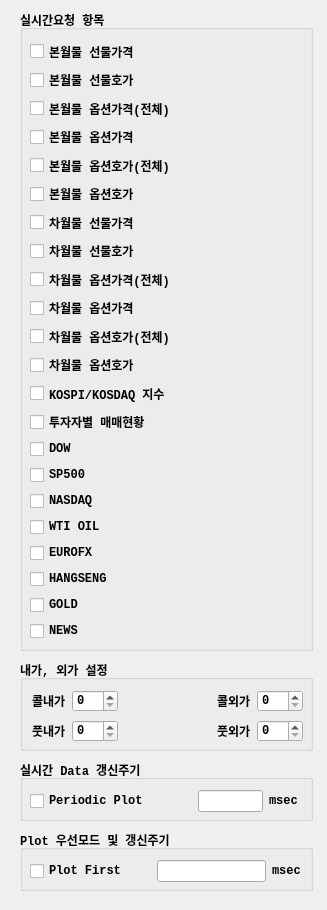
This is UI/realtimeitem.ui in skygoldfish/SkyBot as Qt 5 draws it before an edit. The edited form follows.
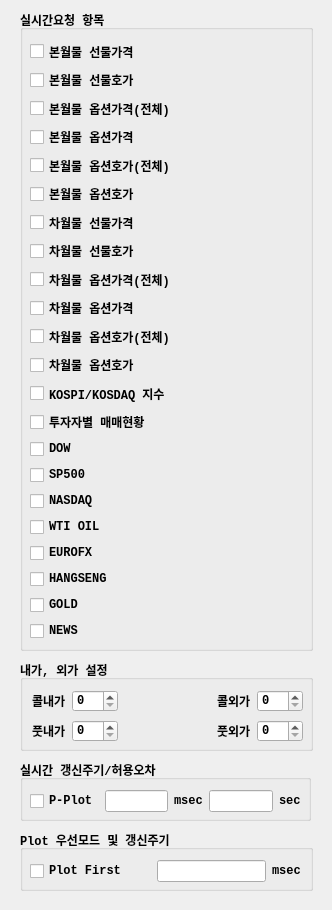
This is the edited form.

Commit message: 소스정리

```diff
--- a/UI/realtimeitem.ui
+++ b/UI/realtimeitem.ui
@@ -6,7 +6,7 @@
    <rect>
     <x>0</x>
     <y>0</y>
-    <width>327</width>
+    <width>332</width>
     <height>910</height>
    </rect>
   </property>
@@ -444,7 +444,7 @@
     <rect>
      <x>20</x>
      <y>760</y>
-     <width>293</width>
+     <width>291</width>
      <height>61</height>
     </rect>
    </property>
@@ -456,9 +456,9 @@
     </font>
    </property>
    <property name="title">
-    <string>실시간 Data 갱신주기</string>
+    <string>실시간 갱신주기/허용오차</string>
    </property>
-   <widget class="QWidget" name="layoutWidget">
+   <widget class="QWidget" name="">
     <property name="geometry">
      <rect>
       <x>10</x>
@@ -467,27 +467,14 @@
       <height>22</height>
      </rect>
     </property>
-    <layout class="QHBoxLayout" name="horizontalLayout_2" stretch="4,1,2,1">
+    <layout class="QHBoxLayout" name="horizontalLayout_2">
      <item>
       <widget class="QCheckBox" name="checkBox_periodic_plot">
        <property name="text">
-        <string>Periodic Plot</string>
+        <string>P-Plot</string>
        </property>
       </widget>
      </item>
-     <item>
-      <spacer name="horizontalSpacer_4">
-       <property name="orientation">
-        <enum>Qt::Horizontal</enum>
-       </property>
-       <property name="sizeHint" stdset="0">
-        <size>
-         <width>40</width>
-         <height>20</height>
-        </size>
-       </property>
-      </spacer>
-     </item>
      <item>
       <widget class="QLineEdit" name="lineEdit_mp">
        <property name="alignment">
@@ -508,6 +495,26 @@
        </property>
       </widget>
      </item>
+     <item>
+      <widget class="QLineEdit" name="lineEdit_tolerance">
+       <property name="alignment">
+        <set>Qt::AlignRight|Qt::AlignTrailing|Qt::AlignVCenter</set>
+       </property>
+      </widget>
+     </item>
+     <item>
+      <widget class="QLabel" name="label_2">
+       <property name="font">
+        <font>
+         <weight>75</weight>
+         <bold>true</bold>
+        </font>
+       </property>
+       <property name="text">
+        <string>sec</string>
+       </property>
+      </widget>
+     </item>
     </layout>
    </widget>
   </widget>
```
The commit also changes 2 other files.
